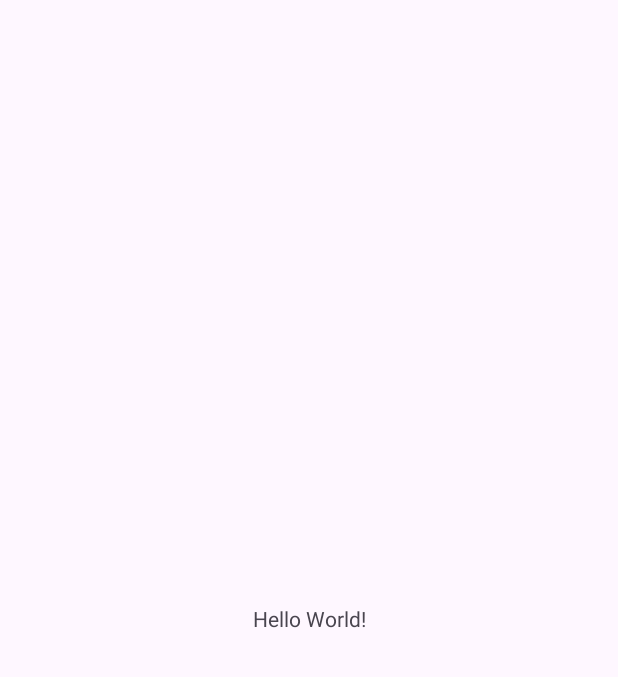
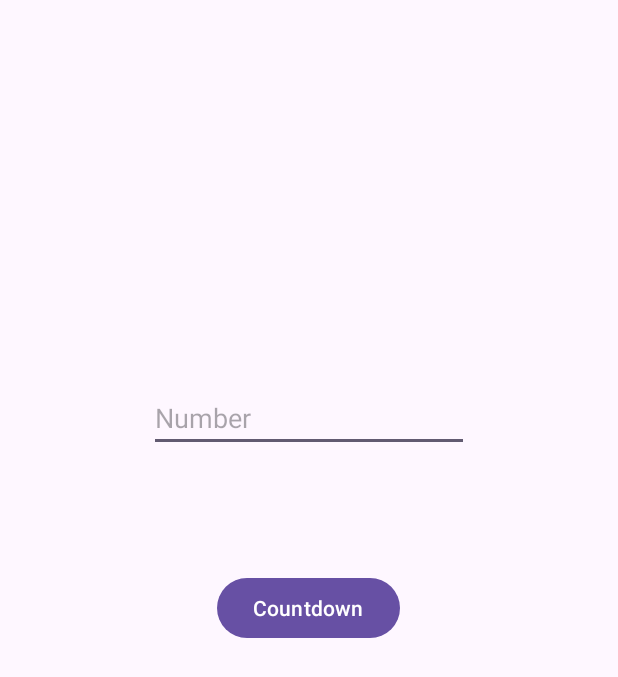
Before and after one commit to NReddy-15/StartingServices, an Android app: the screen it shows after launch (MainActivity), on a phone screen of 412 x 824 dp. Before the commit the part shown is almost empty. Shown: the top 677 px of the screen. Run offline under Robolectric (Android 15) with nearby library versions, the phone set to English and light mode, and no system bars.

```diff
--- a/app/src/main/AndroidManifest.xml
+++ b/app/src/main/AndroidManifest.xml
@@ -12,6 +12,11 @@
         android:supportsRtl="true"
         android:theme="@style/Theme.StartingServices"
         tools:targetApi="31">
+        <service
+            android:name=".TimerService"
+            android:enabled="true"
+            android:exported="true"></service>
+
         <activity
             android:name=".MainActivity"
             android:exported="true">
--- a/app/src/main/java/edu/temple/startingservices/MainActivity.kt
+++ b/app/src/main/java/edu/temple/startingservices/MainActivity.kt
@@ -1,20 +1,25 @@
 package edu.temple.startingservices
 
+import android.content.Intent
 import android.os.Bundle
+import android.widget.Button
+import android.widget.EditText
 import androidx.activity.enableEdgeToEdge
 import androidx.appcompat.app.AppCompatActivity
 import androidx.core.view.ViewCompat
 import androidx.core.view.WindowInsetsCompat
 
 class MainActivity : AppCompatActivity() {
+
+    val TIME_KEY = "time"
     override fun onCreate(savedInstanceState: Bundle?) {
         super.onCreate(savedInstanceState)
-        enableEdgeToEdge()
         setContentView(R.layout.activity_main)
-        ViewCompat.setOnApplyWindowInsetsListener(findViewById(R.id.main)) { v, insets ->
-            val systemBars = insets.getInsets(WindowInsetsCompat.Type.systemBars())
-            v.setPadding(systemBars.left, systemBars.top, systemBars.right, systemBars.bottom)
-            insets
+
+        findViewById<Button>(R.id.button).setOnClickListener {
+            val intent = Intent(this, TimerService::class.java)
+            intent.putExtra(TIME_KEY, findViewById<EditText>(R.id.numberEditText).text.toString().toInt())
+            startService(intent)
         }
     }
 }
--- a/app/src/main/res/layout/activity_main.xml
+++ b/app/src/main/res/layout/activity_main.xml
@@ -7,13 +7,27 @@
     android:layout_height="match_parent"
     tools:context=".MainActivity">
 
-    <TextView
+    <EditText
+        android:id="@+id/numberEditText"
         android:layout_width="wrap_content"
         android:layout_height="wrap_content"
-        android:text="Hello World!"
-        app:layout_constraintBottom_toBottomOf="parent"
+        android:layout_marginTop="256dp"
+        android:ems="10"
+        android:hint="Number"
+        android:inputType="text"
         app:layout_constraintEnd_toEndOf="parent"
         app:layout_constraintStart_toStartOf="parent"
         app:layout_constraintTop_toTopOf="parent" />
 
+    <Button
+        android:id="@+id/button"
+        android:layout_width="wrap_content"
+        android:layout_height="wrap_content"
+        android:layout_marginTop="80dp"
+        android:text="Countdown"
+        app:layout_constraintEnd_toEndOf="@+id/numberEditText"
+        app:layout_constraintHorizontal_bias="0.494"
+        app:layout_constraintStart_toStartOf="@+id/numberEditText"
+        app:layout_constraintTop_toBottomOf="@+id/numberEditText" />
+
 </androidx.constraintlayout.widget.ConstraintLayout>
```
Also changed, not shown: app/src/main/java/edu/temple/startingservices/TimerService.kt (added, +39 -0 lines).
